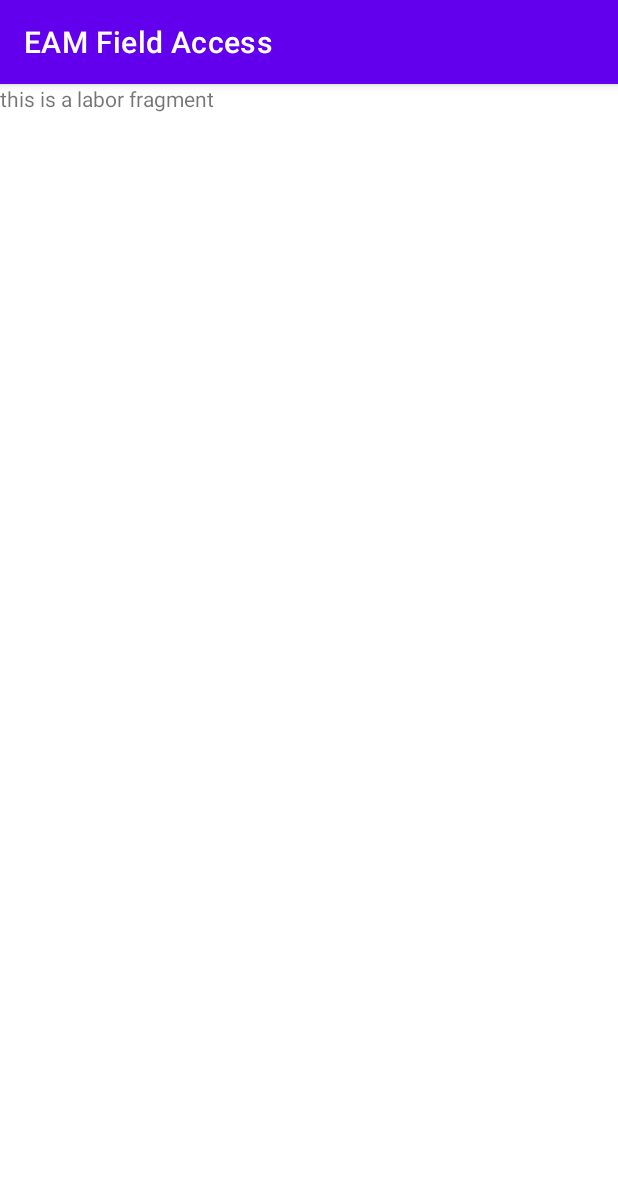
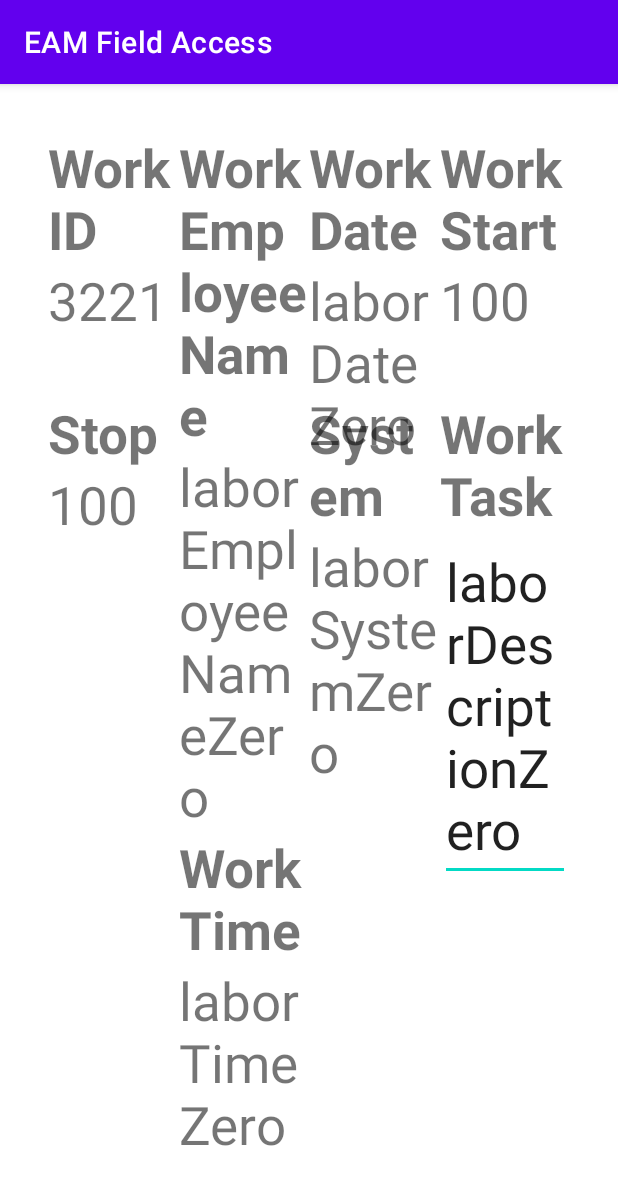
Before and after one commit to cleverSheep/FFA, an Android app: the fragment LaborFragment shown on its own in the app's theme, on a phone screen of 412 x 824 dp. Shown: the top 1185 px of the screen. Run offline under Robolectric (Android 15) with nearby library versions, the phone set to English and light mode, and no system bars.

Commit message:
finish labor screen

```diff
--- a/app/src/main/java/com/product/eamfieldaccess/models/models.kt
+++ b/app/src/main/java/com/product/eamfieldaccess/models/models.kt
@@ -39,6 +39,7 @@ data class WorkTask(
 )
 
 data class Labor(
+    val id: String,
     val employeeName: String,
     val date: String,
     val start: Int,
--- a/app/src/main/java/com/product/eamfieldaccess/util/TestData.kt
+++ b/app/src/main/java/com/product/eamfieldaccess/util/TestData.kt
@@ -30,8 +30,39 @@ class TestData {
                 "workTaskNotesZero"
             )
         )
-        val LABOR = listOf(
+        val LABOR = arrayListOf(
             Labor(
+                "3221",
+                "laborEmployeeNameZero",
+                "laborDateZero",
+                100,
+                100,
+                "laborTimeZero",
+                "laborSystemZero",
+                "laborDescriptionZero"
+            ),
+            Labor(
+                "3222",
+                "laborEmployeeNameZero",
+                "laborDateZero",
+                100,
+                100,
+                "laborTimeZero",
+                "laborSystemZero",
+                "laborDescriptionZero"
+            ),
+            Labor(
+                "3224",
+                "laborEmployeeNameZero",
+                "laborDateZero",
+                100,
+                100,
+                "laborTimeZero",
+                "laborSystemZero",
+                "laborDescriptionZero"
+            ),
+            Labor(
+                "3444",
                 "laborEmployeeNameZero",
                 "laborDateZero",
                 100,
--- a/app/src/main/java/com/product/eamfieldaccess/workpanel/WorkPanel.kt
+++ b/app/src/main/java/com/product/eamfieldaccess/workpanel/WorkPanel.kt
@@ -46,10 +46,10 @@ class WorkPanel : AbstractListDetailFragment() {
 
     companion object {
         val map = mapOf(
-            "details" to R.id.detailsFragment,
-            "workTasks" to R.id.workTasksFragment,
-            "labor" to R.id.laborFragment,
-            "checklist" to R.id.checkListFragment,
+            "Details" to R.id.detailsFragment,
+            "Work Tasks" to R.id.workTasksFragment,
+            "Labor" to R.id.laborFragment,
+            "Checklist" to R.id.checkListFragment,
             "workRequest" to R.id.workRequestFragment
         )
     }
--- a/app/src/main/java/com/product/eamfieldaccess/workpanel/tabs/LaborFragment.kt
+++ /dev/null
@@ -1,60 +0,0 @@
-package com.product.eamfieldaccess.workpanel.tabs
-
-import android.os.Bundle
-import androidx.fragment.app.Fragment
-import android.view.LayoutInflater
-import android.view.View
-import android.view.ViewGroup
-import com.product.eamfieldaccess.R
-
-// TODO: Rename parameter arguments, choose names that match
-// the fragment initialization parameters, e.g. ARG_ITEM_NUMBER
-private const val ARG_PARAM1 = "param1"
-private const val ARG_PARAM2 = "param2"
-
-/**
- * A simple [Fragment] subclass.
- * Use the [LaborFragment.newInstance] factory method to
- * create an instance of this fragment.
- */
-class LaborFragment : Fragment() {
-    // TODO: Rename and change types of parameters
-    private var param1: String? = null
-    private var param2: String? = null
-
-    override fun onCreate(savedInstanceState: Bundle?) {
-        super.onCreate(savedInstanceState)
-        arguments?.let {
-            param1 = it.getString(ARG_PARAM1)
-            param2 = it.getString(ARG_PARAM2)
-        }
-    }
-
-    override fun onCreateView(
-        inflater: LayoutInflater, container: ViewGroup?,
-        savedInstanceState: Bundle?
-    ): View? {
-        // Inflate the layout for this fragment
-        return inflater.inflate(R.layout.fragment_labor, container, false)
-    }
-
-    companion object {
-        /**
-         * Use this factory method to create a new instance of
-         * this fragment using the provided parameters.
-         *
-         * @param param1 Parameter 1.
-         * @param param2 Parameter 2.
-         * @return A new instance of fragment LaborFragment.
-         */
-        // TODO: Rename and change types and number of parameters
-        @JvmStatic
-        fun newInstance(param1: String, param2: String) =
-            LaborFragment().apply {
-                arguments = Bundle().apply {
-                    putString(ARG_PARAM1, param1)
-                    putString(ARG_PARAM2, param2)
-                }
-            }
-    }
-}
--- /dev/null
+++ b/app/src/main/java/com/product/eamfieldaccess/workpanel/tabs/worklabor/LaborFragment.kt
@@ -0,0 +1,34 @@
+package com.product.eamfieldaccess.workpanel.tabs.worklabor
+
+import android.os.Bundle
+import androidx.fragment.app.Fragment
+import android.view.LayoutInflater
+import android.view.View
+import android.view.ViewGroup
+import androidx.recyclerview.widget.LinearLayoutManager
+import androidx.recyclerview.widget.RecyclerView
+import com.product.eamfieldaccess.R
+import com.product.eamfieldaccess.util.TestData
+import com.product.eamfieldaccess.workpanel.tabs.worktasks.WorkTaskAdapter
+
+class LaborFragment : Fragment() {
+    private lateinit var labor: RecyclerView
+
+    override fun onCreateView(
+        inflater: LayoutInflater, container: ViewGroup?,
+        savedInstanceState: Bundle?
+    ): View? {
+        // Inflate the layout for this fragment
+        return inflater.inflate(R.layout.fragment_labor, container, false)
+    }
+
+    override fun onViewCreated(view: View, savedInstanceState: Bundle?) {
+        super.onViewCreated(view, savedInstanceState)
+        labor = view.findViewById(R.id.rv_labor)
+
+        val adapter = WorkLaborAdapter(TestData.LABOR)
+        labor.adapter = adapter
+        labor.layoutManager = LinearLayoutManager(activity)
+
+    }
+}
--- /dev/null
+++ b/app/src/main/java/com/product/eamfieldaccess/workpanel/tabs/worklabor/WorkLaborAdapter.kt
@@ -0,0 +1,50 @@
+package com.product.eamfieldaccess.workpanel.tabs.worklabor
+
+import android.view.LayoutInflater
+import android.view.View
+import android.view.ViewGroup
+import androidx.recyclerview.widget.RecyclerView
+import com.product.eamfieldaccess.R
+import com.product.eamfieldaccess.models.Labor
+import com.product.eamfieldaccess.workselection.WorkSelectionItem
+
+class WorkLaborAdapter(
+    private val dataSet: ArrayList<Labor>
+) : RecyclerView.Adapter<WorkLaborAdapter.ViewHolder>() {
+
+    class ViewHolder(view: View) :
+        RecyclerView.ViewHolder(view) {
+        val id = view.findViewById<WorkSelectionItem>(R.id.work_labor_id)
+        val employeeName = view.findViewById<WorkSelectionItem>(R.id.work_labor_employee_name)
+        val date = view.findViewById<WorkSelectionItem>(R.id.work_labor_date)
+        val startTime = view.findViewById<WorkSelectionItem>(R.id.work_labor_start)
+        val stopTime = view.findViewById<WorkSelectionItem>(R.id.work_labor_stop)
+        val time = view.findViewById<WorkSelectionItem>(R.id.work_labor_time)
+        val system = view.findViewById<WorkSelectionItem>(R.id.work_labor_system)
+        val taskDescription = view.findViewById<WorkSelectionItem>(R.id.work_labor_task_description)
+    }
+
+    override fun onCreateViewHolder(parent: ViewGroup, viewType: Int): ViewHolder {
+        val view = LayoutInflater.from(parent.context).inflate(
+            R.layout.work_labor_item, parent,
+            false
+        )
+        return ViewHolder(view)
+    }
+
+    override fun onBindViewHolder(
+        holder: ViewHolder,
+        position: Int
+    ) {
+        holder.employeeName.setContent(dataSet[position].employeeName)
+        holder.id.setContent(dataSet[position].id)
+        holder.date.setContent(dataSet[position].date)
+        holder.startTime.setContent(dataSet[position].start.toString())
+        holder.stopTime.setContent(dataSet[position].stop.toString())
+        holder.time.setContent(dataSet[position].time)
+        holder.system.setContent(dataSet[position].system)
+        holder.taskDescription.setContentForEditableText(dataSet[position].description)
+    }
+
+    override fun getItemCount() = dataSet.size
+}
--- a/app/src/main/java/com/product/eamfieldaccess/workpanel/tabs/worktasks/WorkTaskAdapter.kt
+++ b/app/src/main/java/com/product/eamfieldaccess/workpanel/tabs/worktasks/WorkTaskAdapter.kt
@@ -35,7 +35,7 @@ class WorkTaskAdapter(
         holder.workCategory.setContent(dataSet[position].category)
         holder.workCode.setContent(dataSet[position].code)
         holder.workDescription.setContent(dataSet[position].description)
-        holder.workNotes.setContent(dataSet[position].notes)
+        holder.workNotes.setContentForEditableText(dataSet[position].notes)
     }
 
     override fun getItemCount() = dataSet.size
--- a/app/src/main/java/com/product/eamfieldaccess/workpanel/tabs/worktasks/WorkTasksFragment.kt
+++ b/app/src/main/java/com/product/eamfieldaccess/workpanel/tabs/worktasks/WorkTasksFragment.kt
@@ -14,7 +14,6 @@ import com.product.eamfieldaccess.util.TestData
 
 class WorkTasksFragment : Fragment() {
     private lateinit var workTasks: RecyclerView
-    private lateinit var fabEditTask: FloatingActionButton
     private lateinit var fabRefreshTasks: FloatingActionButton
     private lateinit var fabAddTask: FloatingActionButton
     private val alertDialog = AddTaskDialog()
@@ -37,7 +36,6 @@ class WorkTasksFragment : Fragment() {
         workTasks.layoutManager = LinearLayoutManager(activity)
 
         fabAddTask = view.findViewById(R.id.fab_add_task)
-        fabEditTask = view.findViewById(R.id.fab_edit_task)
         fabRefreshTasks = view.findViewById(R.id.fab_refresh_tasks)
 
         fabAddTask.setOnClickListener {
@@ -51,8 +49,6 @@ class WorkTasksFragment : Fragment() {
             }
         }
 
-        fabEditTask.setOnClickListener {}
-
         fabRefreshTasks.setOnClickListener {}
 
     }
--- a/app/src/main/java/com/product/eamfieldaccess/workselection/WorkSelectionItem.kt
+++ b/app/src/main/java/com/product/eamfieldaccess/workselection/WorkSelectionItem.kt
@@ -3,15 +3,17 @@ package com.product.eamfieldaccess.workselection
 import android.content.Context
 import android.util.AttributeSet
 import android.view.LayoutInflater
+import android.view.View
+import android.widget.EditText
 import android.widget.LinearLayout
 import android.widget.TextView
-import androidx.constraintlayout.widget.ConstraintLayout
 import androidx.core.view.ViewCompat
 import com.product.eamfieldaccess.R
 
 class WorkSelectionItem : LinearLayout {
     private lateinit var itemName: TextView
     private lateinit var itemContent: TextView
+    private lateinit var editableTextField: EditText
 
     constructor(context: Context) : super(context) {
         initializeView(null)
@@ -37,8 +39,9 @@ class WorkSelectionItem : LinearLayout {
         )
         itemName = ViewCompat.requireViewById(this, R.id.piece_name)
         itemContent = ViewCompat.requireViewById(this, R.id.piece_content)
+        editableTextField = ViewCompat.requireViewById(this, R.id.editable_text_field)
 
-        orientation = LinearLayout.VERTICAL
+        orientation = VERTICAL
 
         with(context.obtainStyledAttributes(attrs, R.styleable.WorkSelectionItem)) {
             try {
@@ -47,6 +50,9 @@ class WorkSelectionItem : LinearLayout {
                 }
                 getString(R.styleable.WorkSelectionItem_content)?.also { content ->
                     setContent(content)
+                }
+                getString(R.styleable.WorkSelectionItem_editableText)?.also { content ->
+                    setContentForEditableText(content)
                 }
             } finally {
                 recycle()
@@ -59,6 +65,14 @@ class WorkSelectionItem : LinearLayout {
     }
 
     fun setContent(content: String?) {
+        itemContent.visibility = View.VISIBLE
         itemContent.text = content
+        editableTextField.visibility = View.GONE
+    }
+
+    fun setContentForEditableText(content: String?) {
+        editableTextField.visibility = View.VISIBLE
+        editableTextField.setText(content)
+        itemContent.visibility = View.GONE
     }
 }
--- a/app/src/main/res/layout/fragment_labor.xml
+++ b/app/src/main/res/layout/fragment_labor.xml
@@ -1,13 +1,16 @@
 <?xml version="1.0" encoding="utf-8"?>
-<FrameLayout xmlns:android="http://schemas.android.com/apk/res/android"
-    xmlns:tools="http://schemas.android.com/tools"
+<androidx.constraintlayout.widget.ConstraintLayout xmlns:android="http://schemas.android.com/apk/res/android"
+    xmlns:app="http://schemas.android.com/apk/res-auto"
     android:layout_width="match_parent"
-    android:layout_height="match_parent">
+    android:layout_height="match_parent"
+    android:padding="16dp">
 
-    <!-- TODO: Update blank fragment layout -->
-    <TextView
+    <androidx.recyclerview.widget.RecyclerView
+        android:id="@+id/rv_labor"
         android:layout_width="match_parent"
         android:layout_height="match_parent"
-        android:text="this is a labor fragment" />
+        app:layout_constraintBottom_toBottomOf="parent"
+        app:layout_constraintStart_toStartOf="parent"
+        app:layout_constraintTop_toTopOf="parent" />
 
-</FrameLayout>
+</androidx.constraintlayout.widget.ConstraintLayout>
--- a/app/src/main/res/layout/fragment_work_tasks.xml
+++ b/app/src/main/res/layout/fragment_work_tasks.xml
@@ -13,15 +13,6 @@
         app:layout_constraintBottom_toBottomOf="parent"
         app:layout_constraintTop_toTopOf="parent"
         tools:layout_editor_absoluteX="16dp" />
-
-    <com.google.android.material.floatingactionbutton.FloatingActionButton
-        android:id="@+id/fab_edit_task"
-        android:layout_width="wrap_content"
-        android:layout_height="wrap_content"
-        android:layout_marginEnd="16dp"
-        android:src="@drawable/ic_baseline_edit_24"
-        app:layout_constraintBottom_toBottomOf="parent"
-        app:layout_constraintEnd_toStartOf="@+id/fab_refresh_tasks" />
 
     <com.google.android.material.floatingactionbutton.FloatingActionButton
         android:id="@+id/fab_refresh_tasks"
--- /dev/null
+++ b/app/src/main/res/layout/work_labor_item.xml
@@ -0,0 +1,109 @@
+<?xml version="1.0" encoding="utf-8"?>
+<androidx.constraintlayout.widget.ConstraintLayout xmlns:android="http://schemas.android.com/apk/res/android"
+    xmlns:app="http://schemas.android.com/apk/res-auto"
+    xmlns:tools="http://schemas.android.com/tools"
+    android:layout_width="match_parent"
+    android:layout_height="wrap_content"
+    android:background="@drawable/background_work_task"
+    android:padding="16dp">
+
+
+    <com.product.eamfieldaccess.workselection.WorkSelectionItem
+        android:id="@+id/work_labor_id"
+        android:layout_width="0dp"
+        android:layout_height="wrap_content"
+        app:content="3221"
+        app:layout_constraintEnd_toStartOf="@+id/work_labor_employee_name"
+        app:layout_constraintHorizontal_bias="0.5"
+        app:layout_constraintStart_toStartOf="parent"
+        app:layout_constraintTop_toTopOf="parent"
+        app:name="Work ID" />
+
+    <com.product.eamfieldaccess.workselection.WorkSelectionItem
+        android:id="@+id/work_labor_employee_name"
+        android:layout_width="0dp"
+        android:layout_height="wrap_content"
+        app:content="PM"
+        app:layout_constraintEnd_toStartOf="@+id/work_labor_date"
+        app:layout_constraintHorizontal_bias="0.5"
+        app:layout_constraintStart_toEndOf="@+id/work_labor_id"
+        app:layout_constraintTop_toTopOf="parent"
+        app:name="Work Employee Name" />
+
+    <com.product.eamfieldaccess.workselection.WorkSelectionItem
+        android:id="@+id/work_labor_date"
+        android:layout_width="0dp"
+        android:layout_height="wrap_content"
+        app:content="PM"
+        app:layout_constraintEnd_toStartOf="@+id/work_labor_start"
+        app:layout_constraintHorizontal_bias="0.5"
+        app:layout_constraintStart_toEndOf="@+id/work_labor_employee_name"
+        app:layout_constraintTop_toTopOf="parent"
+        app:name="Work Date" />
+
+
+    <com.product.eamfieldaccess.workselection.WorkSelectionItem
+        android:id="@+id/work_labor_start"
+        android:layout_width="0dp"
+        android:layout_height="wrap_content"
+        app:content="0942"
+        app:layout_constraintEnd_toEndOf="parent"
+        app:layout_constraintHorizontal_bias="0.5"
+        app:layout_constraintStart_toEndOf="@+id/work_labor_date"
+        app:layout_constraintTop_toTopOf="parent"
+        app:name="Work Start" />
+
+    <com.product.eamfieldaccess.workselection.WorkSelectionItem
+        android:id="@+id/work_labor_stop"
+        android:layout_width="0dp"
+        android:layout_height="wrap_content"
+        app:content="0950"
+        app:layout_constraintEnd_toStartOf="@+id/work_labor_time"
+        app:layout_constraintHorizontal_bias="0.5"
+        app:layout_constraintStart_toStartOf="@+id/work_labor_id"
+        app:layout_constraintTop_toBottomOf="@id/barrier"
+        app:name="Stop" />
+
+    <com.product.eamfieldaccess.workselection.WorkSelectionItem
+        android:id="@+id/work_labor_time"
+        android:layout_width="0dp"
+        android:layout_height="wrap_content"
+        app:content="0:08"
+        app:layout_constraintEnd_toStartOf="@+id/work_labor_system"
+        app:layout_constraintHorizontal_bias="0.5"
+        app:layout_constraintStart_toEndOf="@+id/work_labor_stop"
+        app:layout_constraintTop_toBottomOf="@id/work_labor_employee_name"
+        app:name="Work Time" />
+
+    <com.product.eamfieldaccess.workselection.WorkSelectionItem
+        android:id="@+id/work_labor_system"
+        android:layout_width="0dp"
+        android:layout_height="wrap_content"
+        app:content="PM"
+        app:layout_constraintEnd_toStartOf="@+id/work_labor_task_description"
+        app:layout_constraintHorizontal_bias="0.5"
+        app:layout_constraintStart_toEndOf="@+id/work_labor_time"
+        app:layout_constraintTop_toBottomOf="@id/barrier"
+        app:name="System" />
+
+    <com.product.eamfieldaccess.workselection.WorkSelectionItem
+        android:id="@+id/work_labor_task_description"
+        android:layout_width="0dp"
+        android:layout_height="wrap_content"
+        app:editableText="Travel Time"
+        app:layout_constraintEnd_toEndOf="@+id/work_labor_start"
+        app:layout_constraintHorizontal_bias="0.5"
+        app:layout_constraintStart_toEndOf="@+id/work_labor_system"
+        app:layout_constraintTop_toBottomOf="@id/barrier"
+        app:name="Work Task" />
+
+    <androidx.constraintlayout.widget.Barrier
+        android:id="@+id/barrier"
+        android:layout_width="match_parent"
+        android:layout_height="wrap_content"
+        app:barrierDirection="bottom"
+        app:constraint_referenced_ids="work_labor_employee_name,work_labor_id,work_labor_start,work_labor_date"
+        tools:layout_editor_absoluteX="16dp"
+        tools:layout_editor_absoluteY="16dp" />
+
+</androidx.constraintlayout.widget.ConstraintLayout>
--- a/app/src/main/res/layout/work_order_item_piece.xml
+++ b/app/src/main/res/layout/work_order_item_piece.xml
@@ -1,5 +1,5 @@
 <?xml version="1.0" encoding="utf-8"?>
-<merge xmlns:android="http://schemas.android.com/apk/res/android"
+<LinearLayout xmlns:android="http://schemas.android.com/apk/res/android"
     xmlns:tools="http://schemas.android.com/tools"
     android:layout_width="wrap_content"
     android:layout_height="wrap_content"
@@ -20,4 +20,12 @@
         android:text="North Kitsap"
         android:textSize="35sp" />
 
-</merge>
+    <EditText
+        android:id="@+id/editable_text_field"
+        android:layout_width="wrap_content"
+        android:layout_height="wrap_content"
+        android:text="North Kitsap"
+        android:textSize="35sp"
+        android:visibility="gone" />
+
+</LinearLayout>
--- a/app/src/main/res/navigation/work_panel_nav.xml
+++ b/app/src/main/res/navigation/work_panel_nav.xml
@@ -17,7 +17,7 @@
         tools:layout="@layout/fragment_details" />
     <fragment
         android:id="@+id/laborFragment"
-        android:name="com.product.eamfieldaccess.workpanel.tabs.LaborFragment"
+        android:name="com.product.eamfieldaccess.workpanel.tabs.worklabor.LaborFragment"
         android:label="fragment_labor"
         tools:layout="@layout/fragment_labor" />
     <fragment
--- a/app/src/main/res/values/attrs.xml
+++ b/app/src/main/res/values/attrs.xml
@@ -2,9 +2,11 @@
 <resources>
     <attr name="name" format="string" />
     <attr name="content" format="string" />
+    <attr name="editableText" format="string" />
 
     <declare-styleable name="WorkSelectionItem">
         <attr name="name" />
         <attr name="content" />
+        <attr name="editableText" />
     </declare-styleable>
 </resources>
```
